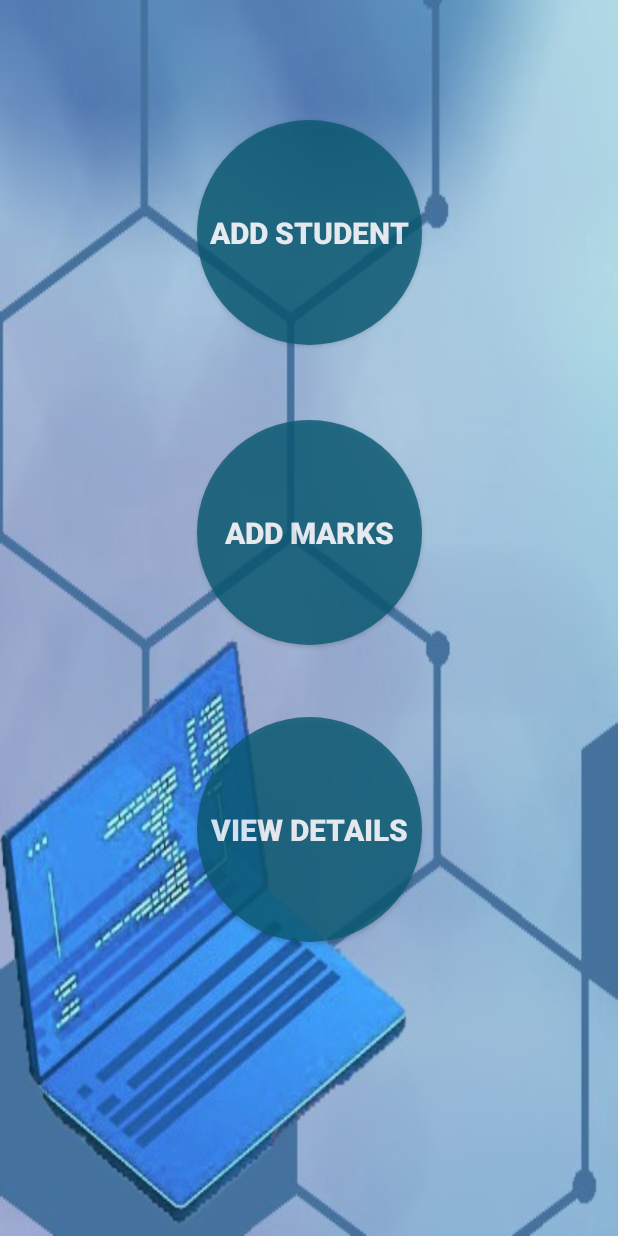
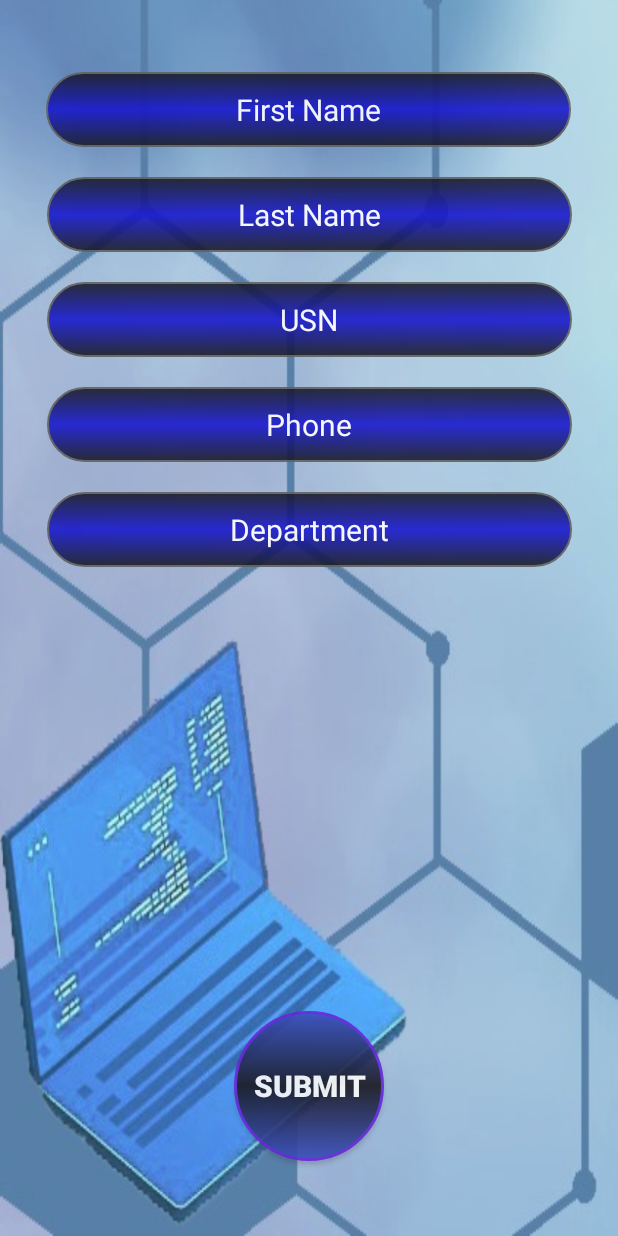
Before and after one commit to azeez-fazry/Students-Management-System-Android-Application, an Android app: the OptionsActivity screen opened directly, with no data from a screen before it, after a tap on "ADD STUDENT", on a phone screen of 412 x 824 dp. Run offline under Robolectric (Android 15) with nearby library versions, the phone set to English and light mode, and no system bars.

Commit message:
College database updated

```diff
--- /dev/null
+++ b/app/src/main/java/com/azeezfazry/studentmanagementsystem/AddStudent.java
@@ -0,0 +1,45 @@
+package com.azeezfazry.studentmanagementsystem;
+
+/**
+ * Created by Azeez Fazry on 2021-07-21 10:02 PM
+ *
+ * git: azeez-fazry
+ */
+import androidx.appcompat.app.AppCompatActivity;
+
+import android.database.sqlite.SQLiteOpenHelper;
+import android.os.Bundle;
+import android.view.View;
+import android.widget.ArrayAdapter;
+import android.widget.EditText;
+import android.widget.Spinner;
+import android.widget.Toast;
+
+public class AddStudent extends AppCompatActivity {
+    EditText fname, lname, usn, phone, department;
+    CollegeDatabase collegeDatabase;
+
+    @Override
+    protected void onCreate(Bundle savedInstanceState) {
+        super.onCreate(savedInstanceState);
+        setContentView(R.layout.activity_add_student);
+
+        fname = findViewById(R.id.etFirstName);
+        lname = findViewById(R.id.etLastName);
+        usn = findViewById(R.id.etUSN);
+        phone = findViewById(R.id.etPhone);
+        department = findViewById(R.id.etDepartment);
+    }
+
+    public void buSubmitAction(View view) {
+        // Insert data into database
+        boolean isInserted = collegeDatabase.insertData(fname.getText().toString(), lname.getText().toString(), usn.getText().toString(), phone.getText().toString(), department.getText().toString());
+
+        // Show toast when data inserted successfully
+        if(isInserted){
+            Toast.makeText(AddStudent.this, "Data Inserted", Toast.LENGTH_SHORT).show();
+        }else{
+            Toast.makeText(AddStudent.this, "Data Not Inserted", Toast.LENGTH_SHORT).show();
+        }
+    }
+}
--- /dev/null
+++ b/app/src/main/java/com/azeezfazry/studentmanagementsystem/CollegeDatabase.java
@@ -0,0 +1,60 @@
+package com.azeezfazry.studentmanagementsystem;
+
+import android.content.ContentValues;
+import android.content.Context;
+import android.database.sqlite.SQLiteDatabase;
+import android.database.sqlite.SQLiteOpenHelper;
+
+import androidx.annotation.Nullable;
+
+/**
+ * Created by Azeez Fazry on 2021-07-21 10:02 PM
+ *
+ * git: azeez-fazry
+ */
+public class CollegeDatabase extends SQLiteOpenHelper {
+
+    public static final String DATABASE_NAME = "college.db";
+    public static final String TABLE_NAME = "student_table";
+    public static final String TABLE_COL_1 = "id";
+    public static final String TABLE_COL_2 = "first_name";
+    public static final String TABLE_COL_3 = "last_name";
+    public static final String TABLE_COL_4 = "usn";
+    public static final String TABLE_COL_5 = "phone";
+    public static final String TABLE_COL_6 = "department";
+
+    public CollegeDatabase(@Nullable Context context, @Nullable String name, @Nullable SQLiteDatabase.CursorFactory factory, int version) {
+        super(context, DATABASE_NAME, null, 1);
+    }
+
+    @Override
+    public void onCreate(SQLiteDatabase db) {
+        db.execSQL("CREATE TABLE " + TABLE_NAME + " (ID INTEGER PRIMARY KEY AUTOINCREMENT, FIRST_NAME TEXT, LAST_NAME TEXT, USN TEXT, PHONE TEXT, DEPARTMENT TEXT)");
+    }
+
+    @Override
+    public void onUpgrade(SQLiteDatabase db, int oldVersion, int newVersion) {
+        db.execSQL("DROP TABLE " + TABLE_NAME);
+        onCreate(db);
+    }
+    public boolean insertData(String fname, String lname, String usn, String phone, String department){
+        SQLiteDatabase db = this.getReadableDatabase();
+        ContentValues contentValues = new ContentValues();
+
+        contentValues.put(TABLE_COL_2, fname);
+        contentValues.put(TABLE_COL_3, lname);
+        contentValues.put(TABLE_COL_4, usn);
+        contentValues.put(TABLE_COL_5, phone);
+        contentValues.put(TABLE_COL_5, department);
+
+        // Insert contents into database
+        long success = db.insert(TABLE_NAME, null, contentValues);
+
+        if(success == -1){
+            // when query not inserted into database
+            return false;
+        } else {
+            return true;
+        }
+    }
+}
--- a/app/src/main/java/com/azeezfazry/studentmanagementsystem/OptionsActivity.java
+++ b/app/src/main/java/com/azeezfazry/studentmanagementsystem/OptionsActivity.java
@@ -1,5 +1,10 @@
 package com.azeezfazry.studentmanagementsystem;
 
+/**
+ * Created by Azeez Fazry on 2021-07-21 10:02 PM
+ *
+ * git: azeez-fazry
+ */
 import androidx.appcompat.app.AppCompatActivity;
 
 import android.content.Intent;
--- a/app/src/main/res/drawable/btn_homepage.xml
+++ b/app/src/main/res/drawable/btn_background.xml
@@ -1,10 +1,10 @@
 <?xml version="1.0" encoding="utf-8"?>
 <shape xmlns:android="http://schemas.android.com/apk/res/android">
     <gradient
-    android:startColor="#00CCFF"
-    android:centerColor="#0000CC"
-    android:endColor="#00CCFF"
-    android:angle="90"/>
+        android:startColor="#273DBA"
+        android:centerColor="#010109"
+        android:endColor="#273DBA"
+        android:angle="90"/>
     <padding android:left="7dp"
         android:top="7dp"
         android:right="7dp"
--- a/app/src/main/res/drawable/btn_optionspage.xml
+++ /dev/null
@@ -1,10 +0,0 @@
-<?xml version="1.0" encoding="utf-8"?>
-<selector xmlns:android="http://schemas.android.com/apk/res/android">
-    <item>
-        <shape>
-            <corners android:radius="500dp"/>
-            <solid android:color="#095A73"/>
-            <stroke android:color="#FB1717"/>
-        </shape>
-    </item>
-</selector>
--- a/app/src/main/res/drawable/edt_background.xml
+++ b/app/src/main/res/drawable/edt_background.xml
@@ -1,5 +1,10 @@
 <?xml version="1.0" encoding="utf-8"?>
 <shape xmlns:android="http://schemas.android.com/apk/res/android">
+    <gradient
+        android:startColor="#00030E"
+        android:centerColor="#0000CC"
+        android:endColor="#00030E"
+        android:angle="90"/>
     <stroke
         android:width="1dp"
         android:color="#505050"/>
@@ -10,5 +15,4 @@
         android:right="1dp"
         android:top="1dp"
         android:bottom="1dp"/>
-    <solid android:color="#04146C"/>
 </shape>
--- /dev/null
+++ b/app/src/main/res/layout/activity_add_student.xml
@@ -0,0 +1,112 @@
+<?xml version="1.0" encoding="utf-8"?>
+<androidx.constraintlayout.widget.ConstraintLayout xmlns:android="http://schemas.android.com/apk/res/android"
+    xmlns:app="http://schemas.android.com/apk/res-auto"
+    xmlns:tools="http://schemas.android.com/tools"
+    android:layout_width="match_parent"
+    android:layout_height="match_parent"
+    android:layout_gravity="center_horizontal"
+    android:alpha="0.9"
+    android:background="@drawable/background"
+    android:orientation="horizontal"
+    tools:context=".AddStudent">
+
+    <EditText
+        android:id="@+id/etFirstName"
+        android:layout_width="350dp"
+        android:layout_height="50dp"
+        android:layout_marginTop="48dp"
+        android:alpha="0.9"
+        android:background="@drawable/edt_background"
+        android:gravity="center"
+        android:hint="First Name"
+        android:textColor="#FFFFFF"
+        android:textColorHint="#FFFFFF"
+        android:textSize="20sp"
+        app:layout_constraintEnd_toEndOf="parent"
+        app:layout_constraintHorizontal_bias="0.491"
+        app:layout_constraintStart_toStartOf="parent"
+        app:layout_constraintTop_toTopOf="parent" />
+
+    <EditText
+        android:id="@+id/etLastName"
+        android:layout_width="350dp"
+        android:layout_height="50dp"
+        android:layout_marginTop="20dp"
+        android:alpha="0.9"
+        android:background="@drawable/edt_background"
+        android:gravity="center"
+        android:hint="Last Name"
+        android:textColor="#FFFFFF"
+        android:textColorHint="#FFFFFF"
+        android:textSize="20sp"
+        app:layout_constraintEnd_toEndOf="parent"
+        app:layout_constraintStart_toStartOf="parent"
+        app:layout_constraintTop_toBottomOf="@+id/etFirstName" />
+
+    <EditText
+        android:id="@+id/etUSN"
+        android:layout_width="350dp"
+        android:layout_height="50dp"
+        android:layout_marginTop="20dp"
+        android:alpha="0.9"
+        android:background="@drawable/edt_background"
+        android:gravity="center"
+        android:hint="USN"
+        android:textColor="#FFFFFF"
+        android:textColorHint="#FFFFFF"
+        android:textSize="20sp"
+        app:layout_constraintEnd_toEndOf="parent"
+        app:layout_constraintStart_toStartOf="parent"
+        app:layout_constraintTop_toBottomOf="@+id/etLastName" />
+
+    <EditText
+        android:id="@+id/etPhone"
+        android:layout_width="350dp"
+        android:layout_height="50dp"
+        android:layout_marginTop="20dp"
+        android:alpha="0.9"
+        android:background="@drawable/edt_background"
+        android:gravity="center"
+        android:hint="Phone"
+        android:textColor="#FFFFFF"
+        android:textColorHint="#FFFFFF"
+        android:textSize="20sp"
+        app:layout_constraintEnd_toEndOf="parent"
+        app:layout_constraintStart_toStartOf="parent"
+        app:layout_constraintTop_toBottomOf="@+id/etUSN" />
+
+    <EditText
+        android:id="@+id/etDepartment"
+        android:layout_width="350dp"
+        android:layout_height="50dp"
+        android:layout_marginTop="20dp"
+        android:alpha="0.9"
+        android:background="@drawable/edt_background"
+        android:gravity="center"
+        android:hint="Department"
+        android:textColor="#FFFFFF"
+        android:textColorHint="#FFFFFF"
+        android:textSize="20sp"
+        app:layout_constraintEnd_toEndOf="parent"
+        app:layout_constraintStart_toStartOf="parent"
+        app:layout_constraintTop_toBottomOf="@+id/etPhone" />
+
+    <androidx.appcompat.widget.AppCompatButton
+        android:id="@+id/buSubmit"
+        android:layout_width="100dp"
+        android:layout_height="100dp"
+        android:layout_marginBottom="50dp"
+        android:alpha="0.9"
+        android:background="@drawable/btn_background"
+        android:gravity="center"
+        android:onClick="buSubmitAction"
+        android:text="SUBMIT"
+        android:textColor="#FDFCFC"
+        android:textSize="20sp"
+        android:textStyle="bold"
+        app:layout_constraintBottom_toBottomOf="parent"
+        app:layout_constraintEnd_toEndOf="parent"
+        app:layout_constraintStart_toStartOf="parent" />
+
+
+</androidx.constraintlayout.widget.ConstraintLayout>
--- a/app/src/main/res/layout/activity_main.xml
+++ b/app/src/main/res/layout/activity_main.xml
@@ -24,9 +24,9 @@
     <androidx.appcompat.widget.AppCompatEditText
         android:id="@+id/etUsername"
         android:layout_width="350dp"
-        android:layout_height="45dp"
+        android:layout_height="50dp"
         android:layout_marginTop="20dp"
-        android:alpha="0.7"
+        android:alpha="0.9"
         android:background="@drawable/edt_background"
         android:drawableLeft="@drawable/avatar"
         android:ems="10"
@@ -34,6 +34,7 @@
         android:inputType="textEmailAddress"
         android:textColor="#FFFFFF"
         android:textColorHint="#FFFFFF"
+        android:textSize="20sp"
         app:layout_constraintEnd_toEndOf="parent"
         app:layout_constraintHorizontal_bias="0.491"
         app:layout_constraintStart_toStartOf="parent"
@@ -42,16 +43,17 @@
     <androidx.appcompat.widget.AppCompatEditText
         android:id="@+id/etPassword"
         android:layout_width="350dp"
-        android:layout_height="45dp"
+        android:layout_height="50dp"
         android:layout_marginTop="40dp"
+        android:alpha="0.9"
         android:background="@drawable/edt_background"
-        android:alpha="0.7"
         android:drawableLeft="@drawable/lock"
         android:ems="10"
         android:hint="  Password"
         android:inputType="textPassword"
         android:textColor="#FFFFFF"
         android:textColorHint="#FFFFFF"
+        android:textSize="20sp"
         app:layout_constraintEnd_toEndOf="parent"
         app:layout_constraintHorizontal_bias="0.497"
         app:layout_constraintStart_toStartOf="parent"
@@ -62,7 +64,8 @@
         android:layout_width="100dp"
         android:layout_height="100dp"
         android:layout_marginTop="50dp"
-        android:background="@drawable/btn_homepage"
+        android:alpha="0.9"
+        android:background="@drawable/btn_background"
         android:gravity="center"
         android:onClick="buLoginAction"
         android:text="LOGIN"
@@ -74,6 +77,4 @@
         app:layout_constraintTop_toBottomOf="@+id/etPassword"
         tools:ignore="OnClick" />
 
-
-
 </androidx.constraintlayout.widget.ConstraintLayout>
--- a/app/src/main/res/layout/activity_options.xml
+++ b/app/src/main/res/layout/activity_options.xml
@@ -15,7 +15,7 @@
         android:layout_height="150dp"
         android:layout_marginTop="80dp"
         android:alpha="0.8"
-        android:background="@drawable/btn_optionspage"
+        android:background="@drawable/btn_background"
         android:onClick="buAddStudebtActivity"
         android:text="ADD STUDENT"
         android:textColor="#FFFFFF"
@@ -31,7 +31,7 @@
         android:layout_height="150dp"
         android:layout_marginTop="50dp"
         android:alpha="0.8"
-        android:background="@drawable/btn_optionspage"
+        android:background="@drawable/btn_background"
         android:text="ADD MARKS"
         android:textColor="#FFFFFF"
         android:textSize="20sp"
@@ -46,7 +46,7 @@
         android:layout_height="150dp"
         android:layout_marginTop="48dp"
         android:alpha="0.8"
-        android:background="@drawable/btn_optionspage"
+        android:background="@drawable/btn_background"
         android:text="VIEW DETAILS"
         android:textColor="#FFFFFF"
         android:textSize="20sp"
```
Also changed, not shown: app/src/main/java/com/azeezfazry/studentmanagementsystem/MainActivity.java (+6 -1 lines).
